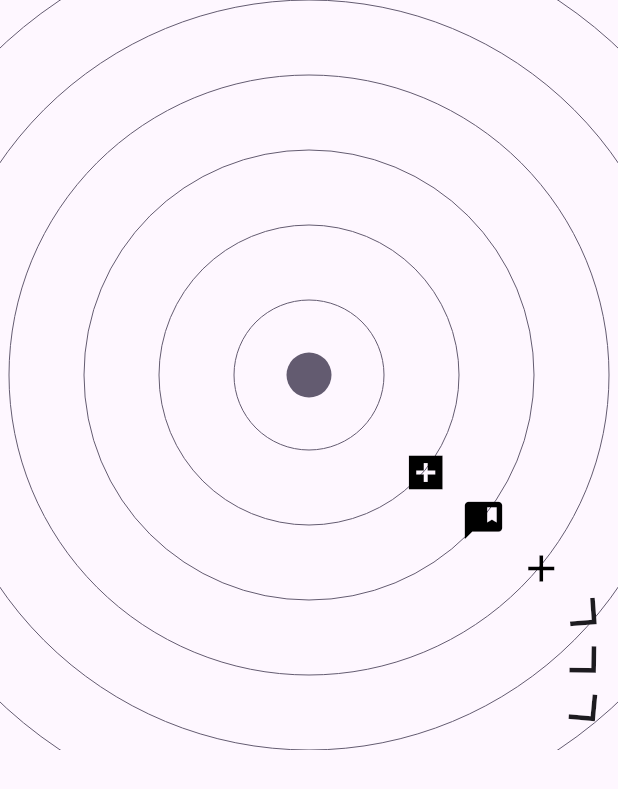
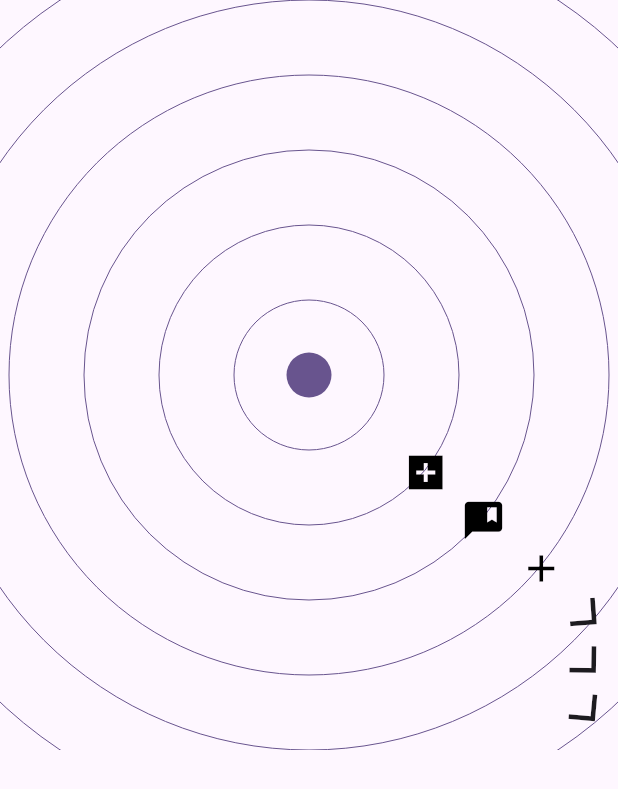
Before and after one commit to OtavioHo/flutter_radar_view, a Flutter app: the screen it shows after launch, on a phone screen of 412 x 824 dp. Shown: the top 789 px of the screen. Run offline on Flutter 3.47's test engine with Material 2 defaults, Android fonts, the phone set to English and light mode, and no system bars; missing offline and left inert: touchable.

Commit message:
Add comments to document the code

```diff
--- a/example/lib/main.dart
+++ b/example/lib/main.dart
@@ -46,7 +46,9 @@ class _MyHomePageState extends State<MyHomePage> {
       body: SizedBox(
         height: 500,
         width: 500,
-        child: RadarView(spots: spots),
+        child: RadarView(
+          spots: spots,
+        ),
       ),
     );
   }
--- a/lib/src/radar_painter.dart
+++ b/lib/src/radar_painter.dart
@@ -5,18 +5,7 @@ import 'package:flutter_radar_view/src/spot.dart';
 import 'package:touchable/touchable.dart';
 
 class RadarPainter extends CustomPainter {
-  BuildContext context;
-  Offset offset;
-  BoxConstraints constraints;
-  double scale = 1.0;
-  List<Spot> spots;
-  Rect rect;
-  Function(Spot, TapDownDetails)? onTapSpot;
-  Color? backgroundColor;
-  Color? foregroundColor;
-  Function(Canvas, Size)? backgroundPainter;
-  Function(Spot, Canvas, TouchyCanvas)? spotPainter;
-
+  /// The Painter for the radar view
   RadarPainter({
     required this.context,
     required this.offset,
@@ -36,6 +25,42 @@ class RadarPainter extends CustomPainter {
               constraints.maxWidth - 20,
               constraints.maxHeight - 20,
             );
+
+  /// The context of the widget that is using this painter.
+  BuildContext context;
+
+  /// The current offset of the radar.
+  Offset offset;
+
+  /// The constraints of the widget that is using this painter.
+  BoxConstraints constraints;
+
+  /// The current scale of the radar
+  double scale = 1.0;
+
+  /// The list of spots to be displayed in the radar
+  List<Spot> spots;
+
+  Rect rect;
+
+  /// The callback for when a spot is tapped
+  Function(Spot, TapDownDetails)? onTapSpot;
+
+  /// The background color of the radar
+  ///
+  /// Defaults to the theme's background color
+  Color? backgroundColor;
+
+  /// The foreground color of the radar
+  ///
+  /// Defaults to the theme's primary color
+  Color? foregroundColor;
+
+  /// A function that overrides the default background painter
+  Function(Canvas, Size)? backgroundPainter;
+
+  /// A function that overrides the default spot painter
+  Function(Spot, Canvas, TouchyCanvas)? spotPainter;
 
   _defaultSpotPainter(Spot spot, Canvas canvas, TouchyCanvas touchyCanvas) {
     final borderPaint = Paint()..color = Colors.black;
@@ -131,8 +156,7 @@ class RadarPainter extends CustomPainter {
 
   _paintBackground(Canvas canvas, Size size) {
     final ballpaint = Paint();
-    ballpaint.color =
-        foregroundColor ?? Theme.of(context).colorScheme.secondary;
+    ballpaint.color = foregroundColor ?? Theme.of(context).colorScheme.primary;
     ballpaint.style = PaintingStyle.stroke;
 
     final bgpaint = Paint();
--- a/lib/src/radar_view.dart
+++ b/lib/src/radar_view.dart
@@ -6,13 +6,30 @@ import 'package:touchable/touchable.dart';
 import '../flutter_radar_view.dart';
 
 class RadarView extends StatefulWidget {
-  final List<Spot> spots;
-  final double initialScale;
   const RadarView({
     super.key,
     required this.spots,
     this.initialScale = 1.0,
+    this.rect,
+    this.isDragable = true,
   });
+
+  /// The list of spots to be displayed in the radar
+  final List<Spot> spots;
+
+  /// The initial scale of the radar
+  final double initialScale;
+
+  /// The Rect param defines the radar's boundaries
+  /// The spots will only be displayed within this rect.
+  /// The radar will be centered within this rect.
+  /// the background will still be painted in the full widget.
+  /// Defaults to the widget constraints with 20px padding
+  final Rect? rect;
+
+  /// If the radar is dragable or not
+  /// Defaults to true
+  final bool isDragable;
 
   @override
   State<RadarView> createState() => _RadarViewState();
@@ -60,6 +77,7 @@ class _RadarViewState extends State<RadarView>
           Positioned.fill(
             child: GestureDetector(
               onScaleUpdate: (details) {
+                if (widget.isDragable) {
                   setState(() {
                     _dragable = true;
                     _currentOffset = _currentOffset.translate(
@@ -67,6 +85,7 @@ class _RadarViewState extends State<RadarView>
                       details.focalPointDelta.dy,
                     );
                   });
+                }
 
                 if (details.pointerCount == 2) {
                   setState(() {
@@ -87,6 +106,7 @@ class _RadarViewState extends State<RadarView>
                     constraints: constraints,
                     scale: scale,
                     spots: widget.spots,
+                    rect: widget.rect,
                   ),
                 ),
               ),
```
Lines whose indentation alone changed are shown as unchanged.
